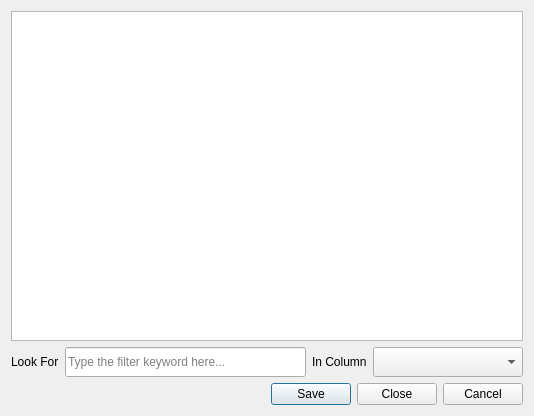
First picture: the form in ui/ui_entity_browser.ui, repository gltn/stdm, before the edit.
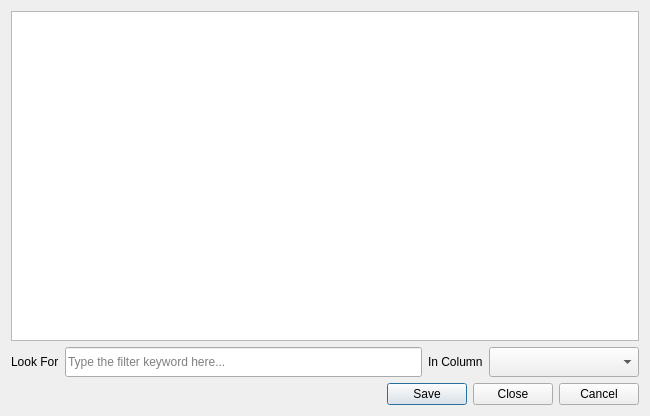
Second picture: the form after the edit.

```diff
--- a/ui/ui_entity_browser.ui
+++ b/ui/ui_entity_browser.ui
@@ -6,7 +6,7 @@
    <rect>
     <x>0</x>
     <y>0</y>
-    <width>534</width>
+    <width>650</width>
     <height>416</height>
    </rect>
   </property>
```
